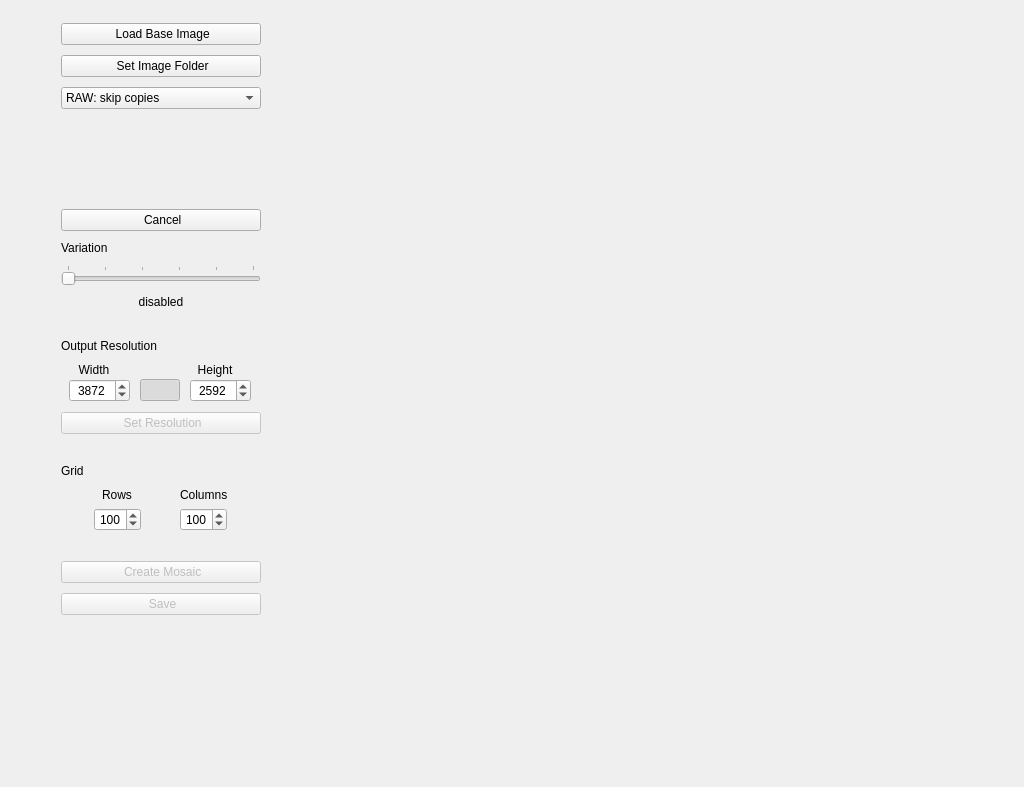
Qt form mainwindow.ui (MightyMirko/ImageMosaicWall) before a commit.
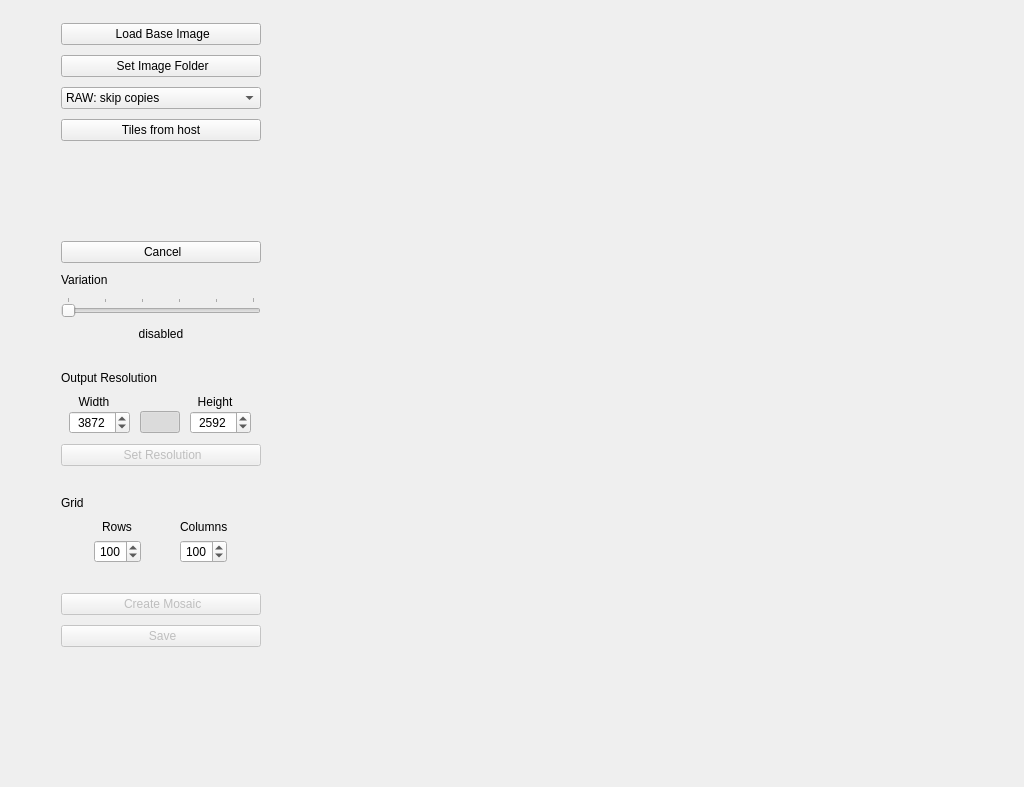
The same form after that commit. Icons and pictures are not drawn. Custom widgets are drawn as their Qt base class.

Commit message: Use digiKam albums, tags, people and labels as tile source

```diff
--- a/mainwindow.ui
+++ b/mainwindow.ui
@@ -132,7 +132,7 @@
             <number>0</number>
            </property>
            <item row="0" column="0">
-            <layout class="QVBoxLayout" name="verticalLayout" stretch="0,0,0,0,0,0,0,0,0,0,0,0,0,0,0,0,0,0,0">
+            <layout class="QVBoxLayout" name="verticalLayout" stretch="0,0,0,0,0,0,0,0,0,0,0,0,0,0,0,0,0,0,0,0">
              <property name="spacing">
               <number>10</number>
              </property>
@@ -246,6 +246,35 @@
                </item>
               </widget>
              </item>
+             <item>
+              <widget class="QPushButton" name="btnTilesFromHost">
+               <property name="minimumSize">
+                <size>
+                 <width>200</width>
+                 <height>0</height>
+                </size>
+               </property>
+               <property name="maximumSize">
+                <size>
+                 <width>200</width>
+                 <height>16777215</height>
+                </size>
+               </property>
+               <property name="text">
+                <string>Tiles from host</string>
+               </property>
+               <property name="icon">
+                <iconset resource="assets.qrc">
+                 <normaloff>:/icons/assets/images_folder.png</normaloff>:/icons/assets/images_folder.png</iconset>
+               </property>
+               <property name="iconSize">
+                <size>
+                 <width>32</width>
+                 <height>32</height>
+                </size>
+               </property>
+              </widget>
+             </item>
              <item>
               <widget class="QLabel" name="lblStatus">
                <property name="sizePolicy">
```
The commit also changes 3 other files.
